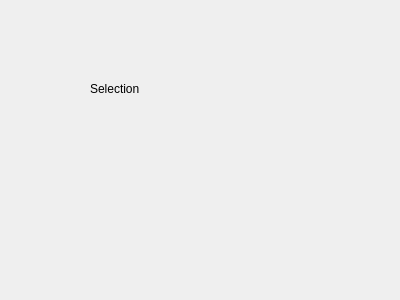
Qt form GUI/designer/selection_widget.ui (alsinmr/pyDR) before a commit.
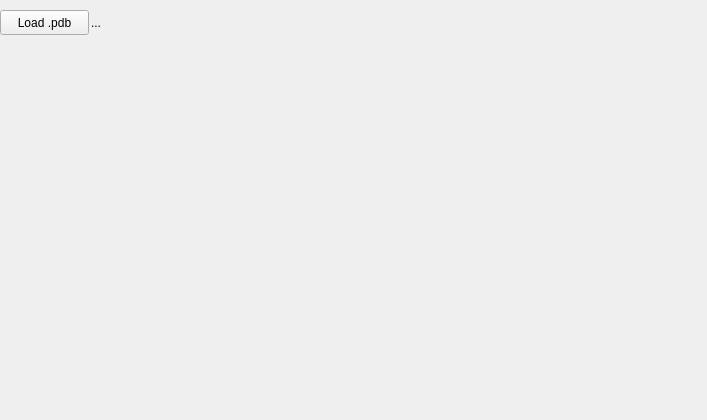
The same form after that commit.

```diff
--- a/GUI/designer/selection_widget.ui
+++ b/GUI/designer/selection_widget.ui
@@ -6,24 +6,37 @@
    <rect>
     <x>0</x>
     <y>0</y>
-    <width>400</width>
-    <height>300</height>
+    <width>707</width>
+    <height>420</height>
    </rect>
   </property>
   <property name="windowTitle">
    <string>Form</string>
   </property>
-  <widget class="QLabel" name="label">
+  <widget class="QPushButton" name="pushButton_loadpdb">
    <property name="geometry">
     <rect>
-     <x>90</x>
-     <y>80</y>
-     <width>67</width>
-     <height>17</height>
+     <x>0</x>
+     <y>10</y>
+     <width>89</width>
+     <height>25</height>
     </rect>
    </property>
    <property name="text">
-    <string>Selection</string>
+    <string>Load .pdb</string>
+   </property>
+  </widget>
+  <widget class="QLabel" name="label_pdbpath">
+   <property name="geometry">
+    <rect>
+     <x>91</x>
+     <y>10</y>
+     <width>410</width>
+     <height>25</height>
+    </rect>
+   </property>
+   <property name="text">
+    <string>...</string>
    </property>
   </widget>
  </widget>
```
